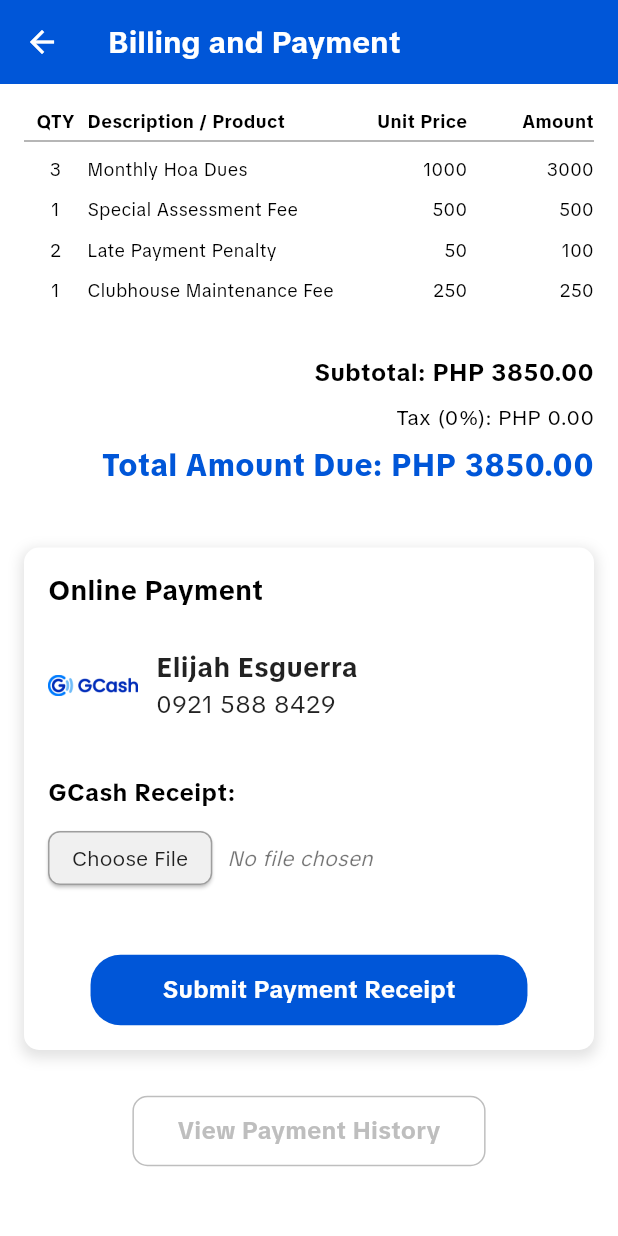
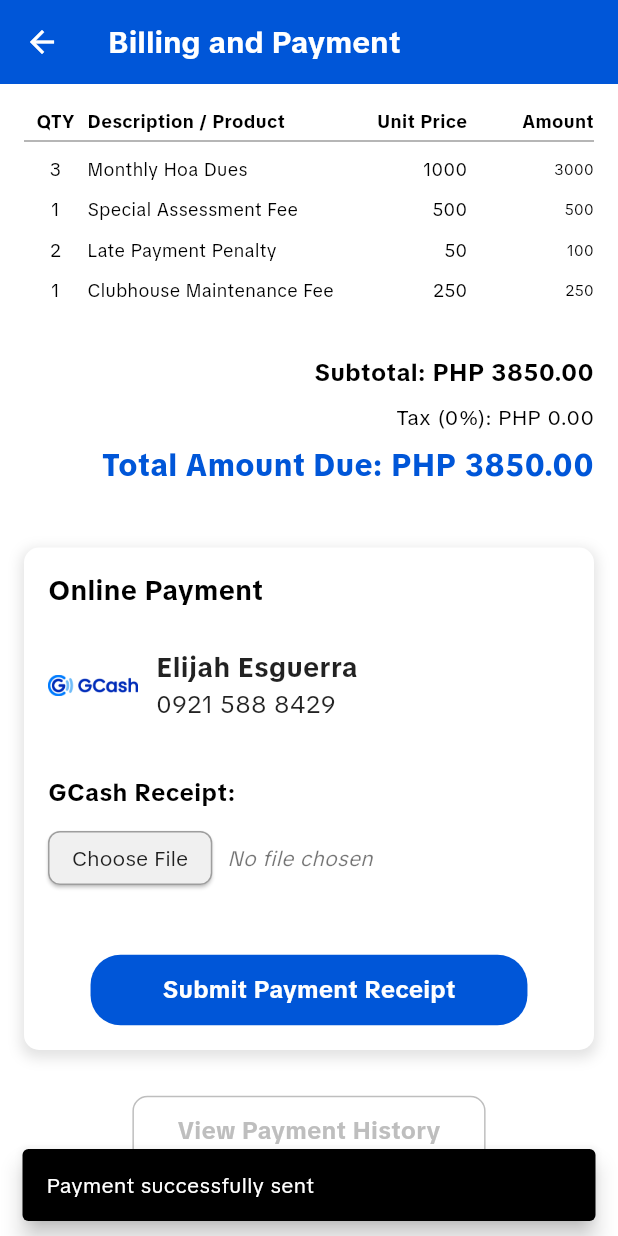
Before and after one commit to ElijahEsguerraBSU/GCH-HOA, a Flutter app: the BillingPage screen opened by its route, after a tap on "Submit Payment Receipt", on a phone screen of 412 x 824 dp. Run offline on Flutter 3.47's test engine with Material 3 defaults, Android fonts, the phone set to English and light mode, and no system bars; project files that could hold a hidden picture were left out.

Commit message:
Refactor billing page: add tooltip to back button and update submit button logic

```diff
--- a/lib/billing_page.dart
+++ b/lib/billing_page.dart
@@ -31,7 +31,9 @@ class _BillingPageState extends State<BillingPage> {
             color: Colors.white,
           ),
         ),
-        leading: IconButton(
+            leading: Tooltip(
+              message: "Back",
+              child: IconButton(
                 icon: const Icon(
                   Icons.arrow_back,
                   color: Colors.white,
@@ -40,6 +42,7 @@ class _BillingPageState extends State<BillingPage> {
                 onPressed: () {
                   Navigator.pop(context);
                 },
+              ),
             ),
       ),
       body: SingleChildScrollView(
@@ -281,7 +284,13 @@ class _BillingPageState extends State<BillingPage> {
                       Center(
         child: MaterialButton(
           onPressed: () {
-                            // TODO: Implement submit logic here
+            ScaffoldMessenger.of(context).showSnackBar(
+              SnackBar(
+                content: const Text('Payment successfully sent'),
+                backgroundColor: Colors.black,
+                behavior: SnackBarBehavior.floating,
+              ),
+            );
           },
           color: customPrimaryColor,
           elevation: 0,
@@ -391,7 +400,7 @@ class _BillingPageState extends State<BillingPage> {
               textAlign: TextAlign.right,
               style: const TextStyle(
                 fontWeight: FontWeight.w400,
-                fontSize: 12,
+                fontSize: 10,
                 color: Color(0xff000000),
               ),
             ),
--- a/lib/dashboard_page.dart
+++ b/lib/dashboard_page.dart
@@ -236,7 +236,7 @@ class _DashboardPageState extends State<DashboardPage> {
                                   textAlign: TextAlign.center,
                                   style: const TextStyle(
                                     fontWeight: FontWeight.bold,
-                                    fontSize: 8,
+                                    fontSize: 12,
                                   ),
                                 ),
                               ],
@@ -390,7 +390,7 @@ class _HoverZoomCardState extends State<_HoverZoomCard> {
                     Text(
                       widget.desc,
                       style: const TextStyle(
-                          fontSize: 13, color: Colors.black87),
+                          fontSize: 16, color: Colors.black87),
                       maxLines: 3,
                       overflow: TextOverflow.ellipsis,
                     ),
--- a/lib/vehicle_sticker_registration_page.dart
+++ b/lib/vehicle_sticker_registration_page.dart
@@ -70,6 +70,7 @@ class VehicleStickerRegistrationPage extends StatelessWidget {
                     backgroundColor: customPrimaryColor,
                     minimumSize: const Size(double.infinity, 50),
                   ),
+
                   child: const Text("SUBMIT", style: TextStyle(color: Colors.white)),
                 ),
                 const SizedBox(height: 20),
```
Also changed, not shown: lib/chatbot_dialog.dart (line endings or trailing spaces), lib/feedback.dart (line endings or trailing spaces), lib/incident_report.dart (line endings or trailing spaces), lib/landlord_app.dart (line endings or trailing spaces), lib/login.dart (line endings or trailing spaces), pubspec.yaml (line endings or trailing spaces), 1 other file. Lines whose indentation alone changed are shown as unchanged.
